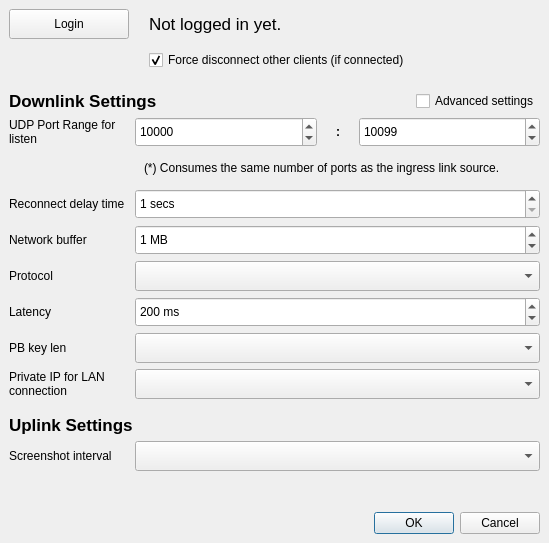
First picture: the form in src/UI/settings-dialog.ui, repository OPENSPHERE-Inc/src-link, before the edit.
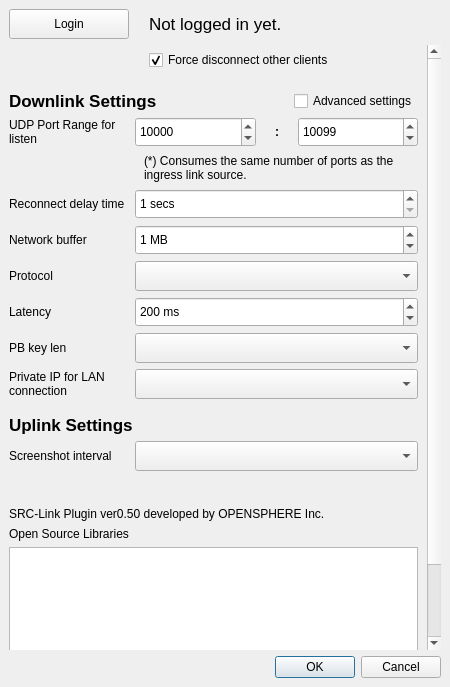
Second picture: the form after the edit.

Commit message: - Separate frontend URL from API server URL - Improve README - Improve Authorization replay contents. - Add app info and oss info to settings dialog. - Fix security issue that name displaying label accepts any format (such as html)

The edit to the form file:
```diff
--- a/src/UI/settings-dialog.ui
+++ b/src/UI/settings-dialog.ui
@@ -6,8 +6,8 @@
    <rect>
     <x>0</x>
     <y>0</y>
-    <width>549</width>
-    <height>543</height>
+    <width>450</width>
+    <height>687</height>
    </rect>
   </property>
   <property name="sizePolicy">
@@ -18,8 +18,8 @@
   </property>
   <property name="minimumSize">
    <size>
-    <width>0</width>
-    <height>0</height>
+    <width>450</width>
+    <height>300</height>
    </size>
   </property>
   <property name="windowTitle">
@@ -75,6 +75,9 @@
        <property name="text">
         <string>Not logged in yet.</string>
        </property>
+       <property name="textFormat">
+        <enum>Qt::TextFormat::PlainText</enum>
+       </property>
        <property name="alignment">
         <set>Qt::AlignmentFlag::AlignLeading|Qt::AlignmentFlag::AlignLeft|Qt::AlignmentFlag::AlignVCenter</set>
        </property>
@@ -83,6 +86,42 @@
     </layout>
    </item>
    <item>
+    <widget class="QScrollArea" name="scrollArea">
+     <property name="frameShape">
+      <enum>QFrame::Shape::NoFrame</enum>
+     </property>
+     <property name="frameShadow">
+      <enum>QFrame::Shadow::Plain</enum>
+     </property>
+     <property name="lineWidth">
+      <number>0</number>
+     </property>
+     <property name="widgetResizable">
+      <bool>true</bool>
+     </property>
+     <widget class="QWidget" name="scrollAreaWidgetContents">
+      <property name="geometry">
+       <rect>
+        <x>0</x>
+        <y>0</y>
+        <width>415</width>
+        <height>727</height>
+       </rect>
+      </property>
+      <layout class="QVBoxLayout" name="verticalLayout_2">
+       <property name="leftMargin">
+        <number>0</number>
+       </property>
+       <property name="topMargin">
+        <number>0</number>
+       </property>
+       <property name="rightMargin">
+        <number>9</number>
+       </property>
+       <property name="bottomMargin">
+        <number>9</number>
+       </property>
+       <item>
     <layout class="QHBoxLayout" name="forceConnectionLayout">
      <property name="spacing">
       <number>20</number>
@@ -115,7 +154,7 @@
         </size>
        </property>
        <property name="text">
-        <string>Force disconnect other clients (if connected)</string>
+            <string>Force disconnect other clients</string>
        </property>
        <property name="checked">
         <bool>true</bool>
@@ -161,21 +200,6 @@
     </layout>
    </item>
    <item>
-    <widget class="QWidget" name="portRangeWidget" native="true">
-     <layout class="QVBoxLayout" name="verticalLayout">
-      <property name="leftMargin">
-       <number>0</number>
-      </property>
-      <property name="topMargin">
-       <number>0</number>
-      </property>
-      <property name="rightMargin">
-       <number>0</number>
-      </property>
-      <property name="bottomMargin">
-       <number>0</number>
-      </property>
-      <item>
        <layout class="QHBoxLayout" name="portRangeLayout">
         <property name="topMargin">
          <number>0</number>
@@ -320,9 +344,6 @@
         </item>
        </layout>
       </item>
-     </layout>
-    </widget>
-   </item>
    <item>
     <widget class="QWidget" name="reconnectDelayTimeWidget" native="true">
      <layout class="QHBoxLayout" name="horizontalLayout_5">
@@ -736,17 +757,137 @@
     </widget>
    </item>
    <item>
-    <spacer name="spacer3">
+        <spacer name="verticalSpacer2">
      <property name="orientation">
       <enum>Qt::Orientation::Vertical</enum>
      </property>
+         <property name="sizeType">
+          <enum>QSizePolicy::Policy::Fixed</enum>
+         </property>
      <property name="sizeHint" stdset="0">
       <size>
        <width>20</width>
-       <height>10</height>
+           <height>30</height>
       </size>
      </property>
     </spacer>
+       </item>
+       <item>
+        <widget class="QWidget" name="authorWidget" native="true">
+         <layout class="QHBoxLayout" name="horizontalLayout_8">
+          <property name="leftMargin">
+           <number>0</number>
+          </property>
+          <property name="topMargin">
+           <number>0</number>
+          </property>
+          <property name="rightMargin">
+           <number>0</number>
+          </property>
+          <property name="bottomMargin">
+           <number>0</number>
+          </property>
+          <item>
+           <widget class="QLabel" name="authorLabel">
+            <property name="text">
+             <string>SRC-Link Plugin ver0.50 developed by OPENSPHERE Inc.</string>
+            </property>
+            <property name="wordWrap">
+             <bool>true</bool>
+            </property>
+            <property name="openExternalLinks">
+             <bool>true</bool>
+            </property>
+           </widget>
+          </item>
+         </layout>
+        </widget>
+       </item>
+       <item>
+        <widget class="QWidget" name="ossWidget" native="true">
+         <layout class="QVBoxLayout" name="verticalLayout">
+          <property name="leftMargin">
+           <number>0</number>
+          </property>
+          <property name="topMargin">
+           <number>0</number>
+          </property>
+          <property name="rightMargin">
+           <number>0</number>
+          </property>
+          <property name="bottomMargin">
+           <number>0</number>
+          </property>
+          <item>
+           <widget class="QLabel" name="ossLabel">
+            <property name="text">
+             <string>Open Source Libraries</string>
+            </property>
+           </widget>
+          </item>
+          <item>
+           <widget class="QTextBrowser" name="ossTextBrowser">
+            <property name="sizePolicy">
+             <sizepolicy hsizetype="Preferred" vsizetype="Preferred">
+              <horstretch>0</horstretch>
+              <verstretch>0</verstretch>
+             </sizepolicy>
+            </property>
+            <property name="minimumSize">
+             <size>
+              <width>0</width>
+              <height>150</height>
+             </size>
+            </property>
+            <property name="locale">
+             <locale language="Japanese" country="Japan"/>
+            </property>
+            <property name="horizontalScrollBarPolicy">
+             <enum>Qt::ScrollBarPolicy::ScrollBarAlwaysOff</enum>
+            </property>
+            <property name="sizeAdjustPolicy">
+             <enum>QAbstractScrollArea::SizeAdjustPolicy::AdjustToContents</enum>
+            </property>
+            <property name="markdown">
+             <string/>
+            </property>
+            <property name="html">
+             <string>&lt;!DOCTYPE HTML PUBLIC &quot;-//W3C//DTD HTML 4.0//EN&quot; &quot;http://www.w3.org/TR/REC-html40/strict.dtd&quot;&gt;
+&lt;html&gt;&lt;head&gt;&lt;meta name=&quot;qrichtext&quot; content=&quot;1&quot; /&gt;&lt;meta charset=&quot;utf-8&quot; /&gt;&lt;style type=&quot;text/css&quot;&gt;
+p, li { white-space: pre-wrap; }
+hr { height: 1px; border-width: 0; }
+li.unchecked::marker { content: &quot;\2610&quot;; }
+li.checked::marker { content: &quot;\2612&quot;; }
+&lt;/style&gt;&lt;/head&gt;&lt;body style=&quot; font-family:'Yu Gothic UI'; font-size:9pt; font-weight:400; font-style:normal;&quot;&gt;
+&lt;p style=&quot;-qt-paragraph-type:empty; margin-top:0px; margin-bottom:0px; margin-left:0px; margin-right:0px; -qt-block-indent:0; text-indent:0px;&quot;&gt;&lt;br /&gt;&lt;/p&gt;&lt;/body&gt;&lt;/html&gt;</string>
+            </property>
+            <property name="openExternalLinks">
+             <bool>true</bool>
+            </property>
+            <property name="openLinks">
+             <bool>true</bool>
+            </property>
+           </widget>
+          </item>
+          <item>
+           <spacer name="verticalSpacer1">
+            <property name="orientation">
+             <enum>Qt::Orientation::Vertical</enum>
+            </property>
+            <property name="sizeHint" stdset="0">
+             <size>
+              <width>20</width>
+              <height>30</height>
+             </size>
+            </property>
+           </spacer>
+          </item>
+         </layout>
+        </widget>
+       </item>
+      </layout>
+     </widget>
+    </widget>
    </item>
    <item>
     <widget class="QDialogButtonBox" name="buttonBox">
```
Lines whose indentation alone changed are shown as unchanged. The commit also changes 12 other files.
